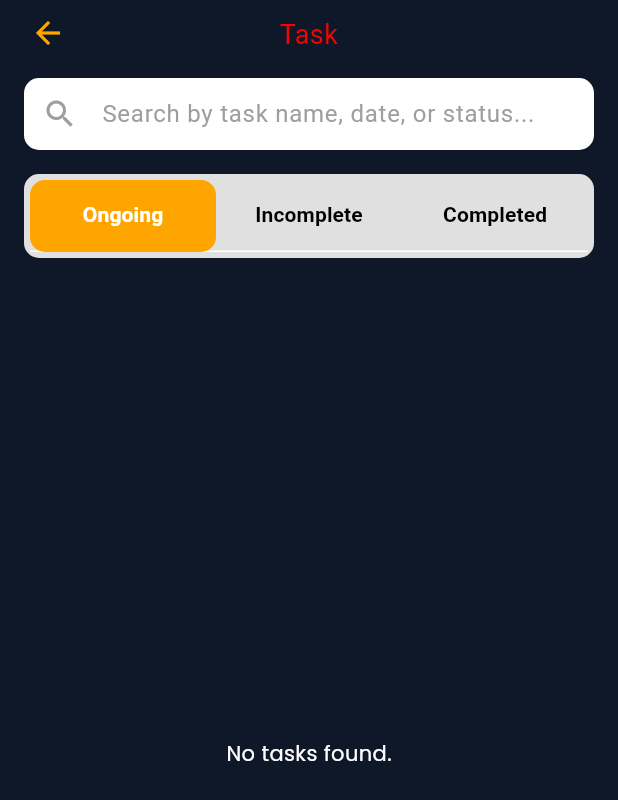
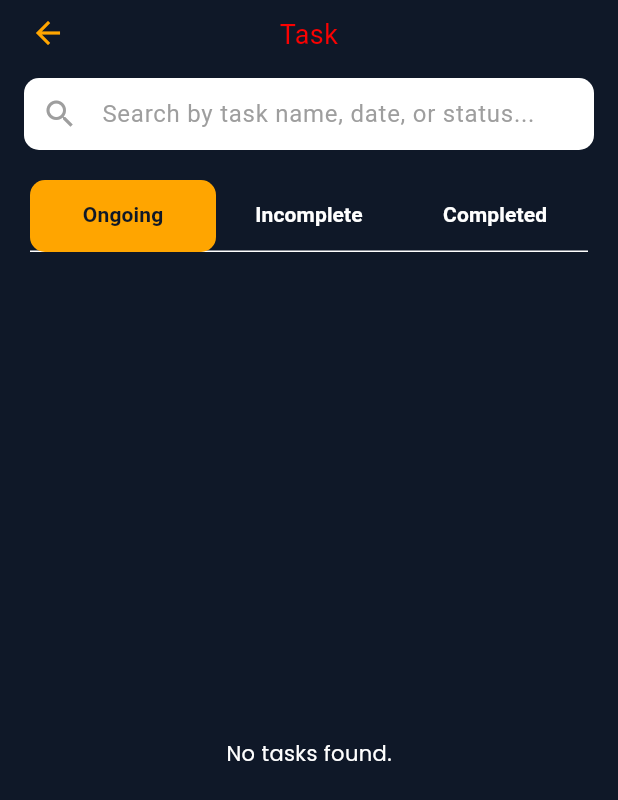
Before and after one commit to jasonapp2244/gig, a Flutter app: the TaskScreen screen opened by its route, on a phone screen of 412 x 824 dp. Shown: the top 800 px of the screen. Run offline on Flutter 3.47's test engine with Material 3 defaults, Android fonts, the phone set to English and light mode, and no system bars; our stand-ins replace device_info_plus, file_picker, firebase_core, firebase_messaging, flutter_screenutil, flutter_secure_storage and 10 more; accounts and stored records are empty.

```diff
--- a/lib/view/screen_holder/screens/task/task_screen.dart
+++ b/lib/view/screen_holder/screens/task/task_screen.dart
@@ -179,13 +179,12 @@ class _TaskScreenState extends State<TaskScreen>
               margin: const EdgeInsets.symmetric(horizontal: 16, vertical: 8),
               padding: const EdgeInsets.all(4),
               decoration: BoxDecoration(
-                color: Colors.grey.shade300,
                 borderRadius: BorderRadius.circular(10),
               ),
               child: TabBar(
                 controller: _tabController,
-                labelColor: Colors.white,
-                unselectedLabelColor: Colors.black,
+
+                unselectedLabelColor: Colors.white,
                 indicator: BoxDecoration(
                   color: AppColor.primeColor,
                   borderRadius: BorderRadius.circular(10),
@@ -205,7 +204,7 @@ class _TaskScreenState extends State<TaskScreen>
                   // Ongoing
                   _buildTaskList(getFilteredTasksByTab('Ongoing')),
                   // Incomplete
-                  _buildTaskList(getFilteredTasksByTab('Incomplete')),
+                  //     _buildTaskList(getFilteredTasksByTab('Incomplete')),
                   // Completed
                   _buildTaskList(getFilteredTasksByTab('Completed')),
                 ],
```
